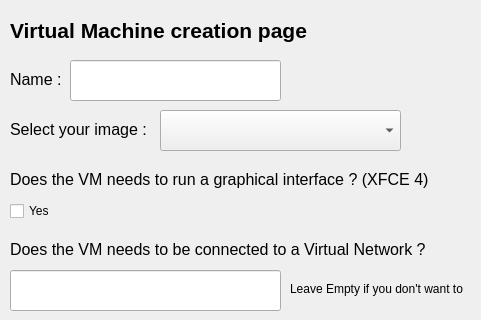
Before: the Qt Designer form UI/creationPage.ui in TheNapis/theVirtualThings, drawn with Qt 5; both pictures show x 0 to 481 and y 0 to 320 of the 640 by 480 pixel window.
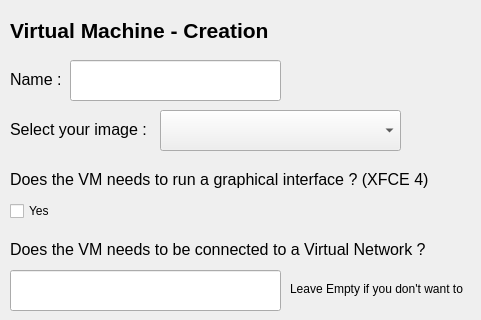
After: the same form once the commit is applied.

Commit message: The network page works

The edit to the form file:
```diff
--- a/UI/creationPage.ui
+++ b/UI/creationPage.ui
@@ -44,7 +44,7 @@
      </font>
     </property>
     <property name="text">
-     <string>Virtual Machine creation page</string>
+     <string>Virtual Machine - Creation</string>
     </property>
    </widget>
    <widget class="QLabel" name="nameLabel">
```
The commit also changes 7 other files.
